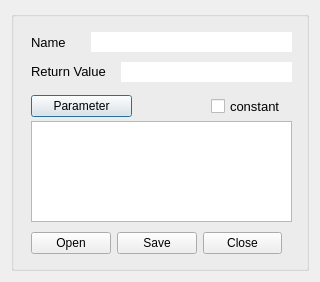
Qt form Sources/Gui/functionwidged.ui (dreinstein/Codegenerator-Cplusplus) before a commit.
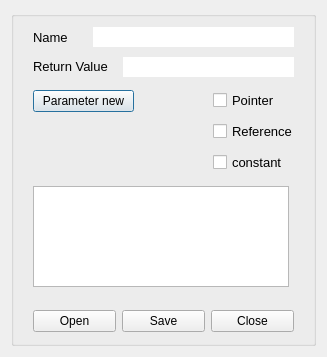
The same form after that commit.

Commit message: doubleclick on parameter in FuctionsDialog

Diff of the .ui file:
```diff
--- a/Sources/Gui/functionwidged.ui
+++ b/Sources/Gui/functionwidged.ui
@@ -6,28 +6,22 @@
    <rect>
     <x>0</x>
     <y>0</y>
-    <width>320</width>
-    <height>282</height>
+    <width>327</width>
+    <height>357</height>
    </rect>
   </property>
   <property name="windowTitle">
    <string>Dialog</string>
   </property>
-  <layout class="QGridLayout" name="gridLayout">
-   <item row="0" column="0">
+  <layout class="QVBoxLayout" name="verticalLayout_4">
+   <item>
     <widget class="QGroupBox" name="groupBox">
      <property name="title">
       <string/>
      </property>
+     <layout class="QVBoxLayout" name="verticalLayout_5">
+      <item>
      <widget class="QWidget" name="widget" native="true">
-      <property name="geometry">
-       <rect>
-        <x>10</x>
-        <y>20</y>
-        <width>281</width>
-        <height>191</height>
-       </rect>
-      </property>
       <widget class="QWidget" name="layoutWidget">
        <property name="geometry">
         <rect>
@@ -92,7 +86,7 @@
            <cursorShape>ArrowCursor</cursorShape>
           </property>
           <property name="text">
-           <string>Parameter</string>
+             <string>Parameter new</string>
           </property>
          </widget>
         </item>
@@ -152,13 +146,13 @@
        <property name="geometry">
         <rect>
          <x>10</x>
-         <y>90</y>
+           <y>160</y>
          <width>261</width>
          <height>101</height>
         </rect>
        </property>
        <layout class="QFormLayout" name="formLayout">
-        <item row="0" column="0" colspan="2">
+          <item row="0" column="0">
          <widget class="QListWidget" name="functionListWidget">
           <property name="enabled">
            <bool>true</bool>
@@ -172,11 +166,35 @@
         <rect>
          <x>190</x>
          <y>60</y>
-         <width>81</width>
-         <height>31</height>
+           <width>83</width>
+           <height>91</height>
         </rect>
        </property>
        <layout class="QVBoxLayout" name="verticalLayout_3">
+          <item>
+           <widget class="QCheckBox" name="checkBox_FunctionPointer">
+            <property name="font">
+             <font>
+              <pointsize>10</pointsize>
+             </font>
+            </property>
+            <property name="text">
+             <string>Pointer</string>
+            </property>
+           </widget>
+          </item>
+          <item>
+           <widget class="QCheckBox" name="checkBox_FunctionReference">
+            <property name="font">
+             <font>
+              <pointsize>10</pointsize>
+             </font>
+            </property>
+            <property name="text">
+             <string>Reference</string>
+            </property>
+           </widget>
+          </item>
         <item>
          <widget class="QCheckBox" name="checkBox_FunctionConstant">
           <property name="font">
@@ -191,14 +209,13 @@
         </item>
        </layout>
       </widget>
-     </widget>
      <widget class="QWidget" name="layoutWidget_2">
       <property name="geometry">
        <rect>
-        <x>20</x>
-        <y>220</y>
-        <width>251</width>
-        <height>25</height>
+           <x>10</x>
+           <y>280</y>
+           <width>261</width>
+           <height>31</height>
        </rect>
       </property>
       <layout class="QHBoxLayout" name="horizontalLayout_5">
@@ -244,10 +261,9 @@
        </item>
       </layout>
      </widget>
-     <zorder>widget</zorder>
-     <zorder>layoutWidget_2</zorder>
-     <zorder>edit_FunctionName</zorder>
-     <zorder>edit_FunctionName</zorder>
+       </widget>
+      </item>
+     </layout>
     </widget>
    </item>
   </layout>
```
Lines whose indentation alone changed are shown as unchanged. The commit also changes 25 other files.
